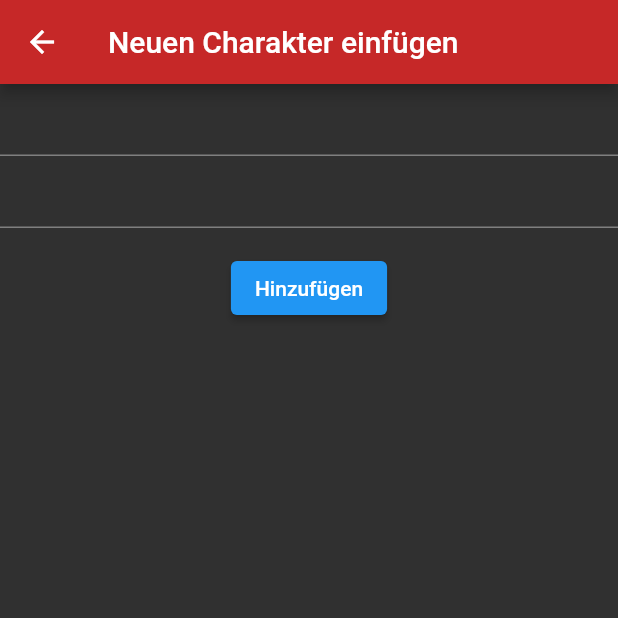
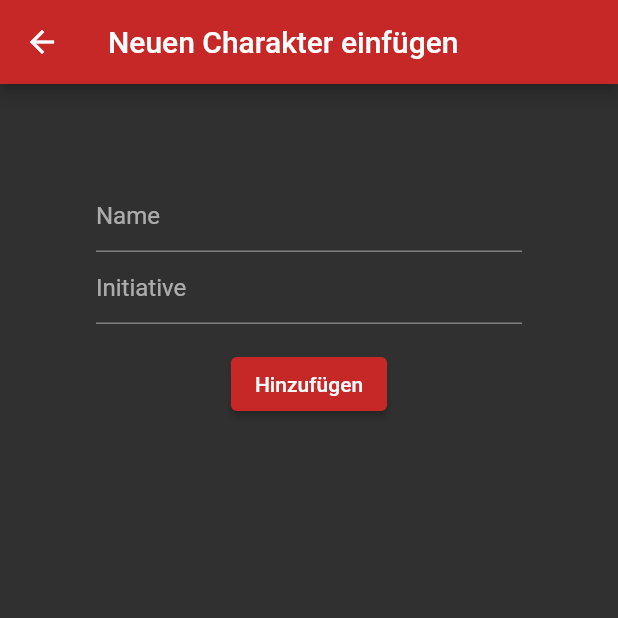
Before and after one commit to FSchierok/dndIntTracker, a Flutter app: the screen it shows after launch, after a tap on the "add" icon, on a phone screen of 412 x 824 dp, the top half of it. Run offline on Flutter 3.47's test engine with Material 2 defaults, Android fonts, the phone set to English and light mode, and no system bars.

Commit message:
scheinbar appschluss

```diff
--- a/dnd_init_tracker/lib/db.dart
+++ b/dnd_init_tracker/lib/db.dart
@@ -1,8 +1,8 @@
 class Char {
   String name;
-  int init;
+  double init;
 
-  Char(String name, int init) {
+  Char(String name, double init) {
     this.name = name;
     this.init = init;
   }
--- a/dnd_init_tracker/lib/main.dart
+++ b/dnd_init_tracker/lib/main.dart
@@ -7,6 +7,7 @@ void main() {
 
 class MyApp extends StatelessWidget {
   final InitList homeScreen = InitList();
+
   // This widget is the root of your application.
   @override
   Widget build(BuildContext context) {
@@ -14,8 +15,9 @@ class MyApp extends StatelessWidget {
       title: 'D&D InitTracker',
       theme: ThemeData(
         primaryColor: Colors.red[800],
+        accentColor: Colors.red[800],
+        buttonColor: Colors.red[800],
         brightness: Brightness.dark,
-        buttonTheme: ButtonThemeData(),
       ),
       home: homeScreen,
     );
@@ -36,7 +38,12 @@ class _InitListState extends State<InitList> {
           title: Text("D&D Init Tracker"),
           actions: [
             IconButton(
-                icon: Icon(Icons.delete), onPressed: listHandler.deleteList),
+                icon: Icon(Icons.delete),
+                onPressed: () => {
+                      setState(() {
+                        listHandler.deleteList();
+                      })
+                    }),
           ],
         ),
         body: _buildCharList(),
@@ -89,6 +96,12 @@ class _InitListState extends State<InitList> {
     return ListTile(
       title: Text(char.name),
       subtitle: Text(char.init.toString()),
+      trailing: Icon(Icons.remove_circle),
+      onLongPress: () => {
+        setState(() {
+          listHandler.removeChar(char);
+        })
+      },
     );
   }
 
@@ -96,11 +109,13 @@ class _InitListState extends State<InitList> {
     final _ = await Navigator.of(context)
         .push(MaterialPageRoute<void>(builder: (BuildContext context) {
       return Scaffold(
-        appBar: AppBar(
-          title: Text("Neuen Charakter einfügen"),
-        ),
-        body: MyCustomForm(listHandler),
-      );
+          appBar: AppBar(
+            title: Text("Neuen Charakter einfügen"),
+          ),
+          body: Container(
+            padding: EdgeInsets.all(64),
+            child: MyCustomForm(listHandler),
+          ));
     }));
     setState(() {});
   }
@@ -118,12 +133,18 @@ class MyCustomForm extends StatefulWidget {
 
 class MyCustomFormState extends State<MyCustomForm> {
   CharListHandler handler;
+  final nameFieldContoller = TextEditingController();
+  final initFieldContoller = TextEditingController();
   final _formKey = GlobalKey<FormState>();
   var name = "";
-  var init = 0;
+  var init = 0.0;
 
   MyCustomFormState(CharListHandler myHandler) {
     handler = myHandler;
+  }
+  void clearText() {
+    nameFieldContoller.clear();
+    initFieldContoller.clear();
   }
 
   @override
@@ -136,19 +157,26 @@ class MyCustomFormState extends State<MyCustomForm> {
             onSaved: (String value) {
               name = value;
             },
+            controller: nameFieldContoller,
+            decoration: InputDecoration(hintText: "Name"),
           ),
           TextFormField(
             onSaved: (String value) {
-              init = int.parse(value);
+              init = double.parse(value.replaceAll(",", "."));
             },
+            controller: initFieldContoller,
+            decoration: InputDecoration(hintText: "Initiative"),
+            keyboardType: TextInputType.number,
           ),
           Padding(
             padding: const EdgeInsets.all(16),
             child: ElevatedButton(
+              style: ElevatedButton.styleFrom(primary: Colors.red[800]),
               onPressed: () {
                 _formKey.currentState.save();
                 ScaffoldMessenger.of(context).showSnackBar(
                     SnackBar(content: Text(name + " hinzugefügt")));
+                this.clearText();
                 handler.addChar(name, init);
               },
               child: Text("Hinzufügen"),
@@ -166,7 +194,7 @@ class CharListHandler {
     this._charList = [];
   }
 
-  void addChar(String name, int init) {
+  void addChar(String name, double init) {
     _charList.add(db.Char(name, init));
     _sortList();
   }
@@ -201,5 +229,9 @@ class CharListHandler {
   int getLength() {
     return _charList.length;
   }
+
+  void removeChar(db.Char char) {
+    _charList.remove(char);
+  }
 }
 // TODO: init = init *100
--- a/dnd_init_tracker/pubspec.yaml
+++ b/dnd_init_tracker/pubspec.yaml
@@ -24,6 +24,7 @@ dependencies:
   flutter:
     sdk: flutter
 
+
   # The following adds the Cupertino Icons font to your application.
   # Use with the CupertinoIcons class for iOS style icons.
   cupertino_icons: ^1.0.2
@@ -31,6 +32,11 @@ dependencies:
 dev_dependencies:
   flutter_test:
     sdk: flutter
+  flutter_launcher_icons: "^0.8.0"
+
+flutter_icons:
+  android: "launcher_icon"
+  image_path: "icon.png"
 
 # For information on the generic Dart part of this file, see the
 # following page: https://dart.dev/tools/pub/pubspec
```
Also changed, not shown: dnd_init_tracker/icon.png (added), dnd_init_tracker/pubspec.lock, 6 other files.
